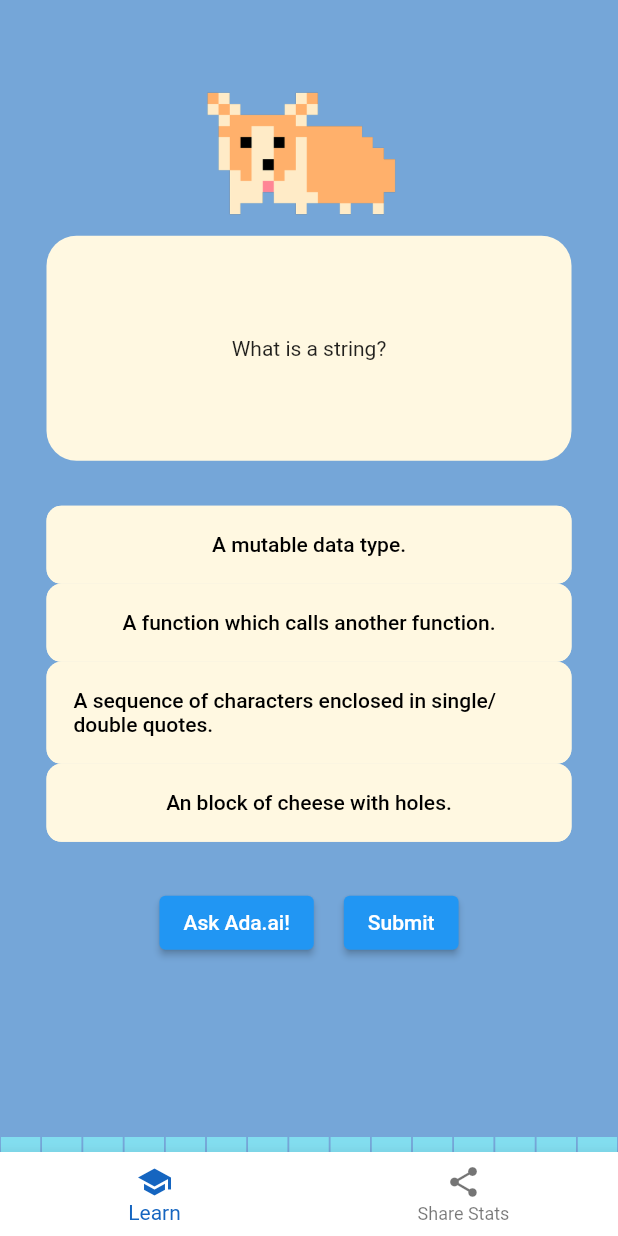
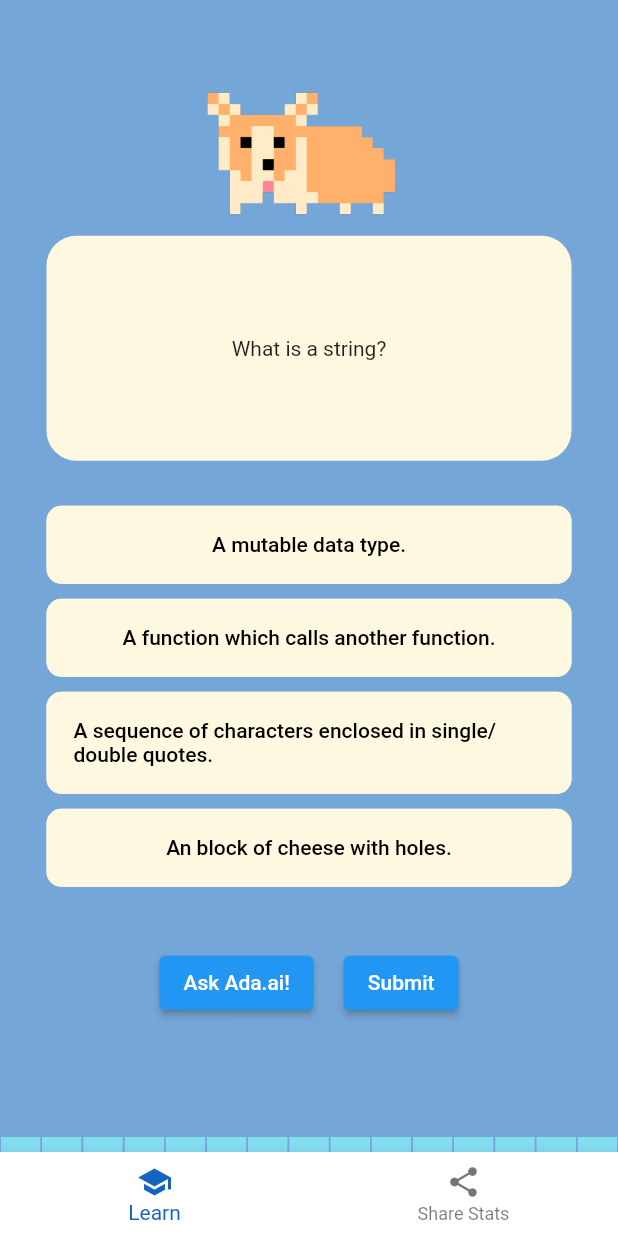
Before and after one commit to jma02/ada.ai, a Flutter app: the screen it shows after launch, on a phone screen of 412 x 824 dp. Run offline on Flutter 3.47's test engine with Material 2 defaults, Android fonts, the phone set to English and light mode, and no system bars; drawn by our look-alikes of animated_background, step_progress_indicator; our stand-ins replace envied; missing offline and left inert: dart_openai.

Commit message:
style: refactor and playing with Problem widget

```diff
--- a/lib/widgets/quiz.dart
+++ b/lib/widgets/quiz.dart
@@ -46,16 +46,23 @@ class _QuizState extends State<Quiz> {
             borderRadius: BorderRadius.circular(20),
             color: Colors.amber[50],
           ),
-            child: Center(child: Text(problems108[indices[index]].problem)),
+          child: FittedBox(
+            fit: BoxFit.scaleDown,
+            child: Text(problems108[indices[index]].problem),
+          ),
         ),
         const SizedBox(height: 30),
         ...problems108[indices[index]].options.asMap().entries.map(
-                (x) => CustomRadioButton(
+              (x) => Column(children: [
+                CustomRadioButton(
                     text: x.value,
                     selectedOption: widget.selectedOption,
                     onSelectOption: widget.onSelectOption,
                     option: x.key),
+                const SizedBox(height: 10)
+              ]),
             ),
-        ]);
+      ],
+    );
   }
 }
```
Lines whose indentation alone changed are shown as unchanged.
